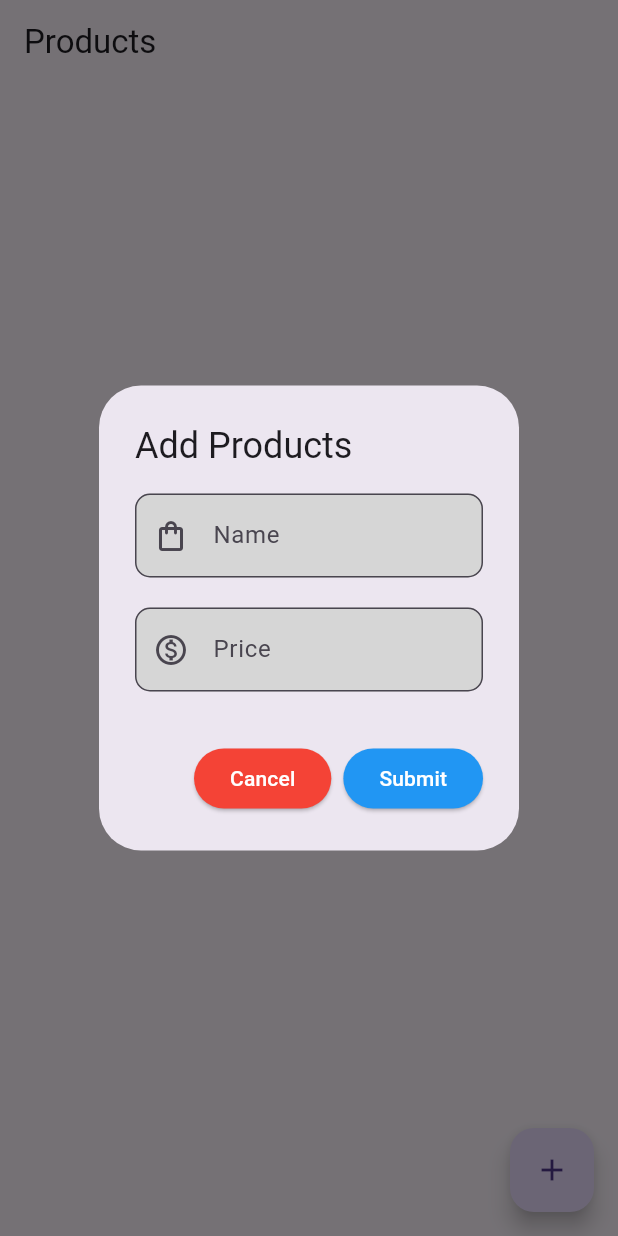
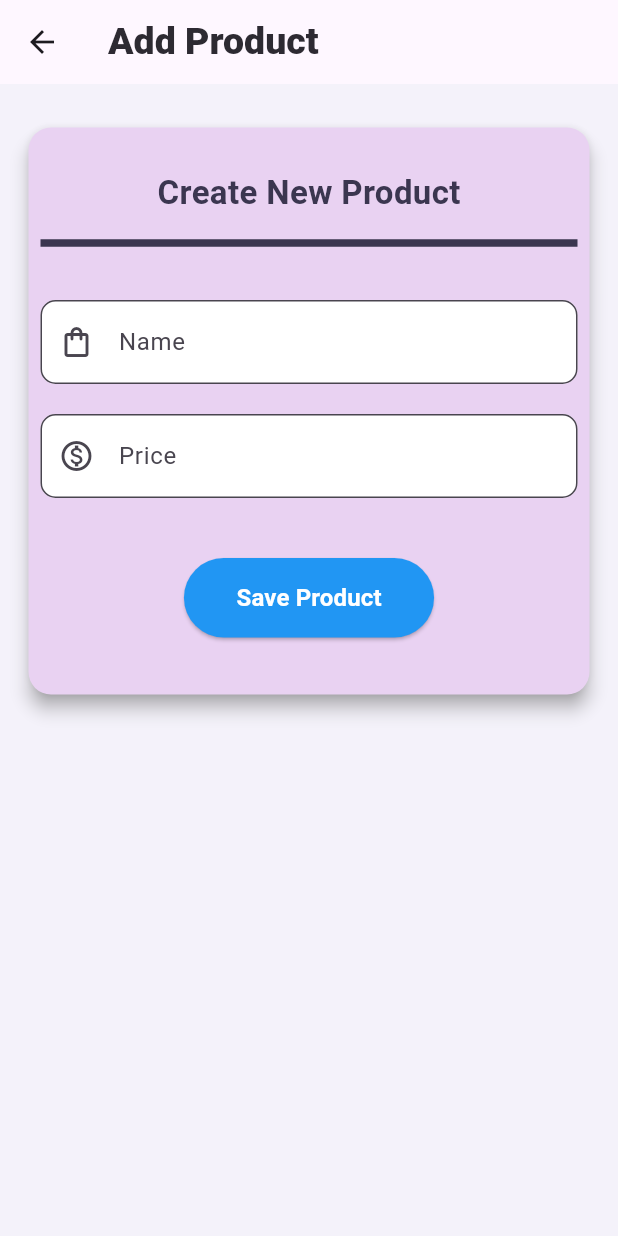
Before and after one commit to alishah18105/Flutter-Assignment-Product-Catalog-Manager, a Flutter app: the screen it shows after launch, after a tap on the "add" icon, on a phone screen of 412 x 824 dp. Run offline on Flutter 3.47's test engine with Material 3 defaults, Android fonts, the phone set to English and light mode, and no system bars; network calls fail.

Commit message:
All Files Updated & Finalized

```diff
--- a/lib/core/theme/app_themes.dart
+++ b/lib/core/theme/app_themes.dart
@@ -0,0 +1,47 @@
+import 'package:flutter/material.dart';
+
+class AppColors {
+  // Screen =========================
+  static const Color screenBackground = Color(0xFFF4F2FA);
+
+  // App Title =========================
+  static const Color screenTitle = Color(0xFF2D2A32);
+  static const Color alternateTitle = Color(0xFF3B3650);
+
+  // Product Tiles =========================
+  static const Color lavenderTile = Color(0xFFE9D2F2);
+  static const Color periwinkleTile = Color(0xFFBFC8FF);
+
+  // Tile Text =========================
+  static const Color tileTitle = Color(0xFF353245);
+  static const Color tileSubtitle = Color(0xFF6F6A86);
+
+  // Icons =========================
+  static const Color editIcon = Color(0xFF5C7CFA);
+  static const Color deleteIcon = Color(0xFFE56B6F);
+
+
+  // Floating Action Button =========================
+  static const Color fabBackground = Color(0xFF7C5CFC);
+
+  // Text Fields =========================
+  static const Color textFieldBackground = Color(0xFFFFFFFF);
+
+  static const Color textFieldBorder = Color(0xFFD6DAE8);
+
+  static const Color inputText = Color(0xFF2D2A32);
+  static const Color hintText = Color(0xFF9AA0B5);
+
+  // =========================
+  // Elevated Buttons
+  // =========================
+  static const Color elevatedButton = Color(0xFF7C5CFC);
+  static const Color elevatedButtonText = Color(0xFFFFFFFF);
+
+  static const Color secondaryButtonBackground = Color(0xFFE9D2F2);
+  static const Color secondaryButtonText = Color(0xFF4B4265);
+
+  // =========================
+  // Optional Transparent Colors
+  // =========================
+}
--- a/lib/views/home/home_screen.dart.dart
+++ b/lib/views/home/home_screen.dart.dart
@@ -1,9 +1,10 @@
 import 'package:flutter/material.dart';
-import 'package:provicer_api_project/models/product.dart';
+import 'package:provicer_api_project/core/theme/app_themes.dart';
 import 'package:provicer_api_project/providers/product_provider.dart';
 import 'package:provicer_api_project/views/home/widgets/empty_state.dart';
 import 'package:provicer_api_project/views/home/widgets/loading_state.dart';
 import 'package:provicer_api_project/views/home/widgets/product_card.dart';
+import 'package:provicer_api_project/views/product_form/product_form_screen.dart';
 import 'package:provider/provider.dart';
 
 class HomeView extends StatefulWidget {
@@ -14,9 +15,7 @@ class HomeView extends StatefulWidget {
 }
 
 class _HomeViewState extends State<HomeView> {
-TextEditingController name = TextEditingController();
-TextEditingController price = TextEditingController();
-  final _formKey = GlobalKey<FormState>();
+
   @override
   void initState() {
     super.initState();
@@ -28,10 +27,21 @@ TextEditingController price = TextEditingController();
   @override
   Widget build(BuildContext context) {
       return Scaffold(
+        backgroundColor: AppColors.screenBackground,
         appBar: AppBar(
-          title: Text("Products"),
+          leading: Icon(Icons.menu),
+          title: Center(
+            child: Row(
+              children: [
+                Text("Products", style: TextStyle(fontWeight: FontWeight.w900, fontSize: 25, color: AppColors.screenTitle),),
+                Icon(Icons.shopify, size: 30, color: AppColors.screenTitle,)
+              ],
             ),
-        body: Consumer<ProductsProvider>(
+          ),
+        ),
+        body: Padding(
+          padding: const EdgeInsets.only(top: 10.0),
+          child: Consumer<ProductsProvider>(
             builder: (context,provider,child) {
               if (provider.isLoading) {
                   return LoadingState();
@@ -44,92 +54,40 @@ TextEditingController price = TextEditingController();
             }
             }
           ),
-        floatingActionButton: FloatingActionButton(
+        ),
+        floatingActionButtonLocation:
+      FloatingActionButtonLocation.centerDocked,
+
+  floatingActionButton: Padding(
+    padding: const EdgeInsets.only(bottom: 16.0),
+    child: Container(
+      height: 50,
+      width: 50,
+      decoration: BoxDecoration(
+        shape: BoxShape.circle,
+
+        border: Border.all(
+          color: AppColors.fabBackground,
+          width: 1.5,
+        ),
+
+      ),
+
+      child: FloatingActionButton(
+        elevation: 0,
+        backgroundColor: Colors.transparent,
+
         onPressed: () {
-            showDialog(
-              context: context,
-              barrierDismissible: false,
-              builder: (BuildContext context) {
-                return AlertDialog(
-                  title: Text("Add Products"),
-                  content: Form(
-                    key: _formKey,
-                    child: Column(
-                      mainAxisSize: MainAxisSize.min,
-                      crossAxisAlignment: CrossAxisAlignment.start,
-                      children: [
-                        TextFormField(
-                          controller: name,
-                          decoration: InputDecoration(
-                            label: Text("Name"),
-                            filled: true,
-                            fillColor: Colors.grey[350],
-                            border: OutlineInputBorder(
-                              borderRadius: BorderRadius.all(
-                                Radius.circular(10),
+          Navigator.push(context, MaterialPageRoute(builder: (context)=> ProductFormScreen()));
+        },
+
+        child: Icon(
+          Icons.add,
+          size: 34,
+          color: AppColors.fabBackground,
         ),
       ),
-                            prefixIcon: Icon(Icons.shopping_bag_outlined),
     ),
-                        ),
-                        SizedBox(height: 20),
-                        TextFormField(
-                          controller: price,
-                          keyboardType: TextInputType.number,
-                          decoration: InputDecoration(
-                            label: Text("Price"),
-                            filled: true,
-                            fillColor: Colors.grey[350],
-                            border: OutlineInputBorder(
-                              borderRadius: BorderRadius.all(
-                                Radius.circular(10),
-                              ),
-                            ),
-                            prefixIcon: Icon(Icons.monetization_on_outlined),
-                          ),
-                        ),
-                        SizedBox(height: 10),
-                      ],
-                    ),
-                  ),
-                  actions: [
-                    ElevatedButton(
-                      onPressed: () {
-                        Navigator.pop(context);
-                      },
-                      style: ElevatedButton.styleFrom(
-                        backgroundColor: Colors.red,
-                      ),
-                      child: Text(
-                        "Cancel",
-                        style: TextStyle(color: Colors.white),
-                      ),
-                    ),
-                    ElevatedButton(
-                      onPressed: () async{
-                        final item = Products(
-                          name:  name.text,
-                          price: double.parse(price.text)
-                        );
-                        await context.read<ProductsProvider>().createProduct(item);
-                        name.clear();
-                        price.clear();
-                        Navigator.pop(context);
-                      },
-                      style: ElevatedButton.styleFrom(
-                        backgroundColor: Colors.blue,
-                      ),
-                      child: Text(
-                        "Submit",
-                        style: TextStyle(color: Colors.white),
-                      ),
-                    ),
-                  ],
-                );
-              },
-            );
-          },
-          child: Icon(Icons.add),
   ),
       );
     }
--- a/lib/views/home/widgets/product_card.dart
+++ b/lib/views/home/widgets/product_card.dart
@@ -1,38 +1,63 @@
 import 'package:flutter/material.dart';
-import 'package:provicer_api_project/models/product.dart';
+import 'package:provicer_api_project/core/theme/app_themes.dart';
 import 'package:provicer_api_project/providers/product_provider.dart';
+import 'package:provicer_api_project/views/product_form/product_form_screen.dart';
 
 ListView ProductCard(ProductsProvider provider) {
+  final tileColors = [
+  AppColors.lavenderTile,
+  AppColors.periwinkleTile,
+];
   return ListView.builder(
     itemCount: provider.products.length,
     itemBuilder: (context, index) {
       final product = provider.products[index];
-              return ListTile(
-                leading: Text("${index + 1}".toString()),
-                title: Text(product.name ?? "Product Name"),
-                subtitle: Text("${product.price ?? 0}".toString()),
+      return Padding(
+        padding: const EdgeInsets.all(5.0),
+        child: Card(
+          elevation: 5,
+          color: tileColors[index % 2],
+          shadowColor: Colors.grey,
+          shape: RoundedRectangleBorder(borderRadius: BorderRadius.circular(15)),
+          child: ListTile(
+            leading: CircleAvatar(
+              backgroundColor: Colors.white,
+              radius: 20,
+              child: Text("${index + 1}".toString(),style: TextStyle(fontSize: 15, fontWeight: FontWeight.bold),)),
+            title: Text(product.name ?? "Product Name", style: TextStyle(color: AppColors.tileTitle, fontWeight: FontWeight.bold),),
+            subtitle: Text("${product.price ?? 0}".toString(), style: TextStyle(color: AppColors.tileSubtitle, fontWeight: FontWeight.bold),),
             trailing: Row(
               mainAxisSize: MainAxisSize.min,
               children: [
-                    IconButton(
+                CircleAvatar(
+                  radius: 15,
+                  backgroundColor: Colors.white,
+                  child: IconButton(
                     onPressed: () {
-                        final item = Products(
-                          id: product.id,
-                          name: "Wireless Mouse",
-                          price: 1500,
+                      Navigator.push(
+                        context,
+                        MaterialPageRoute(
+                          builder: (context) => ProductFormScreen(product: product),
+                        ),
                       );
-                        provider.updateProduct(item);
                     },
-                      icon: Icon(Icons.edit),
+                    icon: Icon(Icons.edit, color: AppColors.editIcon, size: 15,),
                   ),
-                    SizedBox(width: 10),
-                    IconButton(
+                ),
+                SizedBox(width: 5),
+                CircleAvatar(
+                  radius: 15,
+                  backgroundColor: Colors.white,
+                  child: IconButton(
                     onPressed: () {
                       provider.deleteProduct(product.id!);
                     },
-                      icon: Icon(Icons.delete),
+                    icon: Icon(Icons.delete, color: AppColors.deleteIcon, size: 15,),
+                  ),
                 ),
               ],
+            ),
+          ),
         ),
       );
     },
--- /dev/null
+++ b/lib/views/product_form/product_form_screen.dart
@@ -0,0 +1,166 @@
+import 'package:flutter/material.dart';
+import 'package:provicer_api_project/core/theme/app_themes.dart';
+import 'package:provicer_api_project/models/product.dart';
+import 'package:provicer_api_project/providers/product_provider.dart';
+import 'package:provider/provider.dart';
+
+class ProductFormScreen extends StatefulWidget {
+  final Products? product;
+  const ProductFormScreen({super.key, this.product});
+
+  @override
+  State<ProductFormScreen> createState() => _ProductFormScreenState();
+}
+
+class _ProductFormScreenState extends State<ProductFormScreen> {
+  final _formKey = GlobalKey<FormState>();
+  late final TextEditingController _nameCtrl;
+  late final TextEditingController _priceCtrl;
+  bool _isSaving = false;
+  bool get _isEditing => widget.product != null;
+  Future<void> _save() async {
+    if (!_formKey.currentState!.validate()) return;
+
+    setState(() => _isSaving = true);
+
+    final item = Products(
+      id: widget.product?.id,
+      name: _nameCtrl.text,
+      price: double.parse(_priceCtrl.text),
+    );
+
+    if (_isEditing) {
+      await context.read<ProductsProvider>().updateProduct(item);
+    } else {
+      await context.read<ProductsProvider>().createProduct(item);
+    }
+
+    if (mounted) {
+      Navigator.pop(context);
+    }
+  }
+
+  @override
+  void initState() {
+    super.initState();
+
+    _nameCtrl = TextEditingController(text: widget.product?.name ?? '');
+
+    _priceCtrl = TextEditingController(
+      text: widget.product?.price.toString() ?? '',
+    );
+  }
+
+  @override
+  void dispose() {
+    _nameCtrl.dispose();
+    _priceCtrl.dispose();
+    super.dispose();
+  }
+
+  @override
+  Widget build(BuildContext context) {
+    return Scaffold(
+      backgroundColor: AppColors.screenBackground,
+      appBar: AppBar(
+        title: Text(
+          _isEditing ? "Edit Product" : "Add Product",
+          style: TextStyle(
+            fontWeight: FontWeight.w900,
+            fontSize: 25,
+            color: AppColors.screenTitle,
+          ),
+        ),
+      ),
+      body: Padding(
+        padding: const EdgeInsets.symmetric(horizontal: 15.0, vertical: 25),
+        child: Card(
+          elevation: 5,
+          color: AppColors.lavenderTile,
+          shadowColor: Colors.grey,
+          shape: RoundedRectangleBorder(
+            borderRadius: BorderRadius.circular(15),
+          ),
+          child: Padding(
+            padding: const EdgeInsets.all(8.0),
+            child: Column(
+              mainAxisAlignment: MainAxisAlignment.center,
+              crossAxisAlignment: CrossAxisAlignment.center,
+              mainAxisSize: MainAxisSize.min,
+              children: [
+                SizedBox(height: 20),
+                Text(
+                  _isEditing
+                      ? "Update Existing Product"
+                      : "Create New Product",
+                  style: TextStyle(
+                    color: AppColors.alternateTitle,
+                    fontSize: 22,
+                    fontWeight: FontWeight.bold,
+                  ),
+                ),
+                SizedBox(height: 10),
+                Divider(color: AppColors.alternateTitle, thickness: 5),
+                SizedBox(height: 30),
+                Form(
+                  key: _formKey,
+                  child: Column(
+                    crossAxisAlignment: CrossAxisAlignment.start,
+                    children: [
+                      TextFormField(
+                        controller: _nameCtrl,
+                        decoration: InputDecoration(
+                          label: Text("Name"),
+                          filled: true,
+                          fillColor: AppColors.textFieldBackground,
+                          border: OutlineInputBorder(
+                            borderRadius: BorderRadius.all(Radius.circular(10)),
+                            borderSide: BorderSide(
+                              color: AppColors.textFieldBorder,
+                            ),
+                          ),
+                          prefixIcon: Icon(Icons.shopping_bag_outlined),
+                        ),
+                      ),
+                      SizedBox(height: 20),
+                      TextFormField(
+                        controller: _priceCtrl,
+                        keyboardType: TextInputType.number,
+                        decoration: InputDecoration(
+                          label: Text("Price"),
+                          filled: true,
+                          fillColor: AppColors.textFieldBackground,
+                          border: OutlineInputBorder(
+                            borderRadius: BorderRadius.all(Radius.circular(10)),
+                            borderSide: BorderSide(
+                              color: AppColors.textFieldBorder,
+                            ),
+                          ),
+                          prefixIcon: Icon(Icons.monetization_on_outlined),
+                        ),
+                      ),
+                      SizedBox(height: 10),
+                    ],
+                  ),
+                ),
+                SizedBox(height: 30),
+                ElevatedButton(
+                  onPressed: _isSaving ? null : _save,
+                  style: ElevatedButton.styleFrom(
+                    backgroundColor: Colors.blue,
+                    padding: EdgeInsets.symmetric(horizontal: 35, vertical: 15),
+                  ),
+                  child: Text(
+                    _isEditing ? "Save Changes" : "Save Product",
+                    style: TextStyle(color: Colors.white, fontWeight: FontWeight.bold, fontSize: 16),
+                  ),
+                ),
+                SizedBox(height: 30),
+              ],
+            ),
+          ),
+        ),
+      ),
+    );
+  }
+}
```
Lines whose indentation alone changed are shown as unchanged.
